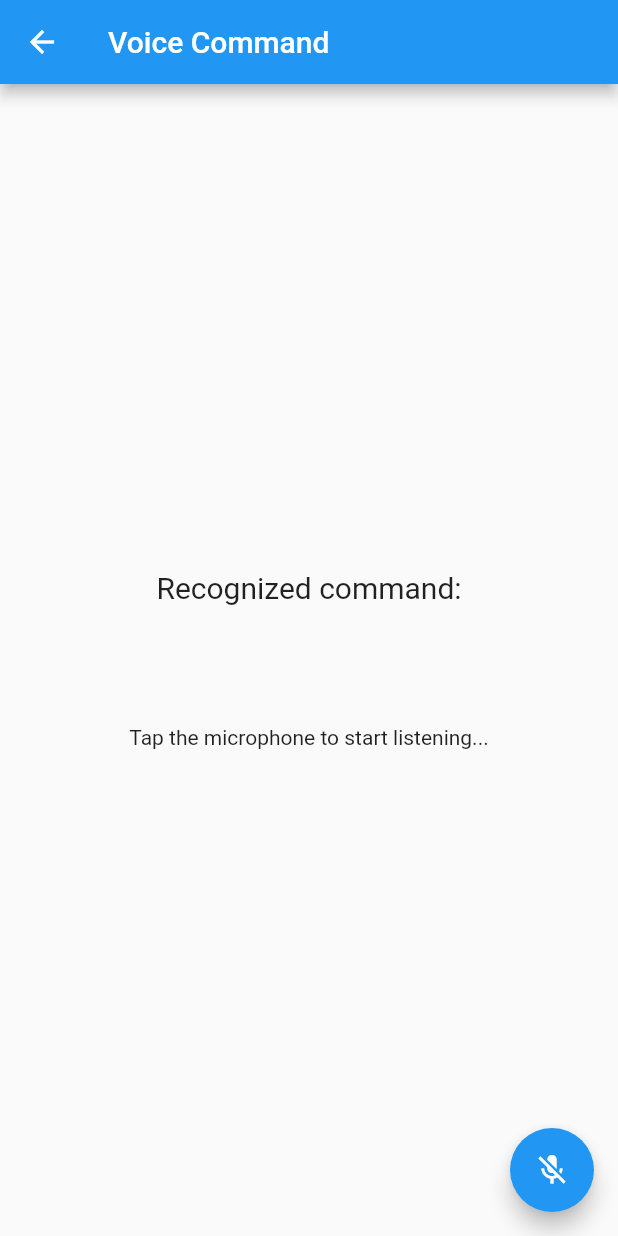
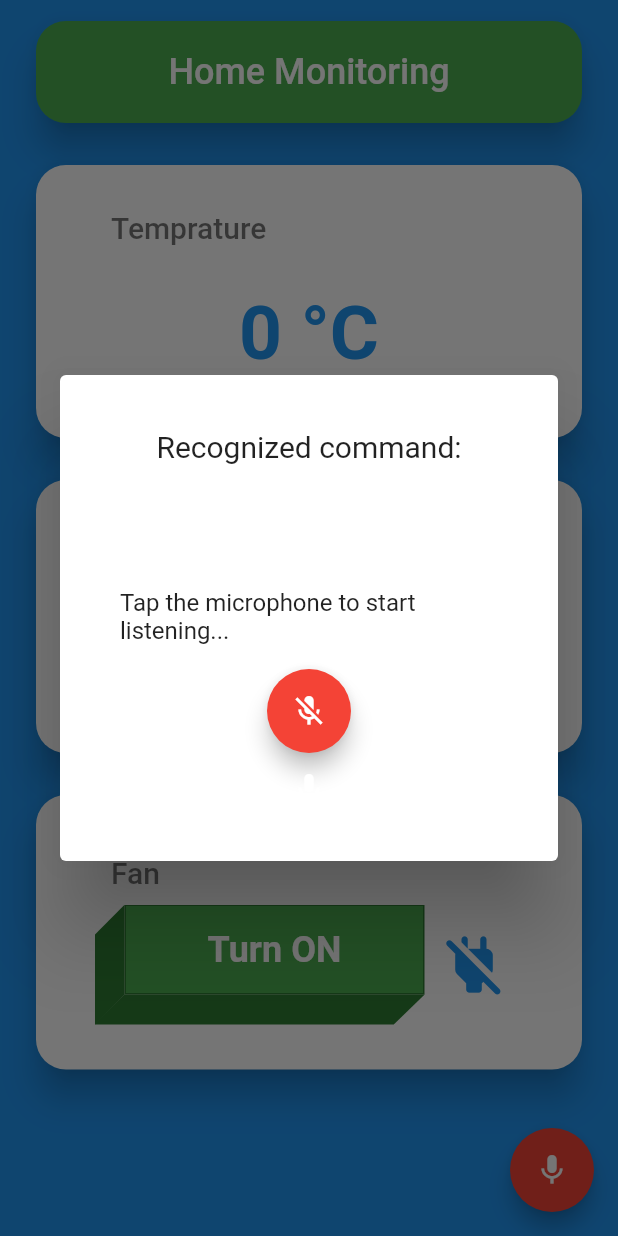
Before and after one commit to nithinkurian777/Home-Automation-Voice-Fan-Control, a Flutter app: the LogInfoScreen screen opened directly, after a tap on the "mic" icon, on a phone screen of 412 x 824 dp. Run offline on Flutter 3.47's test engine with Material 2 defaults, Android fonts, the phone set to English and light mode, and no system bars; our stand-ins replace speech_to_text; missing offline and left inert: mqtt_client.

Commit message:
feature complete

```diff
--- a/lib/screens/log_info_screen.dart
+++ b/lib/screens/log_info_screen.dart
@@ -17,8 +17,7 @@ class LogInfoScreen extends StatefulWidget {
 }
 
 class _LogInfoScreenState extends State<LogInfoScreen> {
-  bool _waterPumpState = false;
-  bool _pestPumpState = false;
+  bool _fanState = false;
 
   late MQTTService _service;
 
@@ -37,6 +36,14 @@ class _LogInfoScreenState extends State<LogInfoScreen> {
     super.initState();
   }
 
+  _showVoiceAlert() {
+    showDialog(
+        context: context,
+        builder: (context) => AlertDialog(
+              content: SpeechToTextPage(mqttService: _service),
+            ));
+  }
+
   @override
   Widget build(BuildContext context) {
     final state = Provider.of<MQTTModel>(context);
@@ -51,6 +58,8 @@ class _LogInfoScreenState extends State<LogInfoScreen> {
 
     String temperature = (messageJson["temp"] ?? 0).toString();
     String humidity = (messageJson["hum"] ?? 0).toString();
+
+    _fanState = messageJson["fan"] == 1 ? true : false;
 
     return Scaffold(
       backgroundColor: Colors.blue,
@@ -126,10 +135,9 @@ class _LogInfoScreenState extends State<LogInfoScreen> {
                             mainAxisSize: MainAxisSize.min,
                             children: [
                               ClickyButton(
-                                color:
-                                    _pestPumpState ? Colors.red : Colors.green,
+                                color: _fanState ? Colors.red : Colors.green,
                                 child: Text(
-                                  _pestPumpState ? "Turn OFF" : "Turn ON",
+                                  _fanState ? "Turn OFF" : "Turn ON",
                                   style: TextStyle(
                                     color: Colors.white,
                                     fontSize: 24,
@@ -138,16 +146,16 @@ class _LogInfoScreenState extends State<LogInfoScreen> {
                                 ),
                                 onPressed: () {
                                   setState(() {
-                                    _pestPumpState = !_pestPumpState;
-                                    _service.publish(
-                                        "${_pestPumpState ? "1" : "0"}");
+                                    _fanState = !_fanState;
+                                    _service
+                                        .publish("${_fanState ? "1" : "0"}");
                                   });
                                 },
                               ),
                               Padding(
                                 padding: const EdgeInsets.all(8.0),
                                 child: Icon(
-                                  _pestPumpState
+                                  _fanState
                                       ? Icons.power_rounded
                                       : Icons.power_off_rounded,
                                   color: Colors.blue,
@@ -170,8 +178,9 @@ class _LogInfoScreenState extends State<LogInfoScreen> {
         backgroundColor: Colors.red,
         child: Icon(Icons.mic),
         onPressed: () {
-          Navigator.push(context,
-              MaterialPageRoute(builder: (context) => SpeechToTextPage()));
+          _showVoiceAlert();
+          // Navigator.push(context,
+          //     MaterialPageRoute(builder: (context) => SpeechToTextPage()));
         },
       ),
     );
--- a/lib/screens/voice_to_text.dart
+++ b/lib/screens/voice_to_text.dart
@@ -1,9 +1,12 @@
 import 'package:flutter/material.dart';
+import 'package:home_automation/services/mqtt_service.dart';
 import 'package:speech_to_text/speech_recognition_result.dart';
 import 'package:speech_to_text/speech_to_text.dart';
 
 class SpeechToTextPage extends StatefulWidget {
-  SpeechToTextPage({Key? key}) : super(key: key);
+  SpeechToTextPage({Key? key, required this.mqttService}) : super(key: key);
+
+  final MQTTService mqttService;
 
   @override
   _SpeechToTextPageState createState() => _SpeechToTextPageState();
@@ -14,10 +17,14 @@ class _SpeechToTextPageState extends State<SpeechToTextPage> {
   bool _speechEnabled = false;
   String _lastWords = '';
 
+  var turnOnWords = ["turn on", "fan on", "switch on", "cool"];
+  var turnOffWords = ["turn off", "switch off", "fan off"];
+
   @override
   void initState() {
     super.initState();
     _initSpeech();
+    _startListening();
   }
 
   /// This has to happen only once per app
@@ -48,16 +55,20 @@ class _SpeechToTextPageState extends State<SpeechToTextPage> {
       _lastWords = result.recognizedWords;
       print(_lastWords);
     });
+
+    if (turnOnWords.contains(_lastWords.toLowerCase())) {
+      widget.mqttService.publish("1");
+    }
+
+    if (turnOffWords.contains(_lastWords.toLowerCase())) {
+      widget.mqttService.publish("0");
+    }
   }
 
   @override
   Widget build(BuildContext context) {
-    return Scaffold(
-      appBar: AppBar(
-        title: Text('Voice Command'),
-      ),
-      body: Center(
-        child: Column(
+    return Column(
+      mainAxisSize: MainAxisSize.min,
       mainAxisAlignment: MainAxisAlignment.center,
       children: <Widget>[
         Container(
@@ -79,16 +90,24 @@ class _SpeechToTextPageState extends State<SpeechToTextPage> {
                 : 'Speech not available',
           ),
         ),
-          ],
+        FloatingActionButton(
+          backgroundColor: Colors.red,
+          onPressed:
+              _speechToText.isNotListening ? _startListening : _stopListening,
+          child: Icon(
+            _speechToText.isListening ? Icons.mic : Icons.mic_off,
+            color: Colors.white,
           ),
         ),
-      floatingActionButton: FloatingActionButton(
+        IconButton(
+            color: Colors.white,
             onPressed:
-            // If not yet listening for speech start, otherwise stop
                 _speechToText.isNotListening ? _startListening : _stopListening,
-        tooltip: 'Listen',
-        child: Icon(_speechToText.isNotListening ? Icons.mic_off : Icons.mic),
-      ),
+            icon: Icon(
+              _speechToText.isNotListening ? Icons.mic : Icons.mic_off,
+              color: Colors.white,
+            ))
+      ],
     );
   }
 }
```
Also changed, not shown: pubspec.lock. Lines whose indentation alone changed are shown as unchanged.
